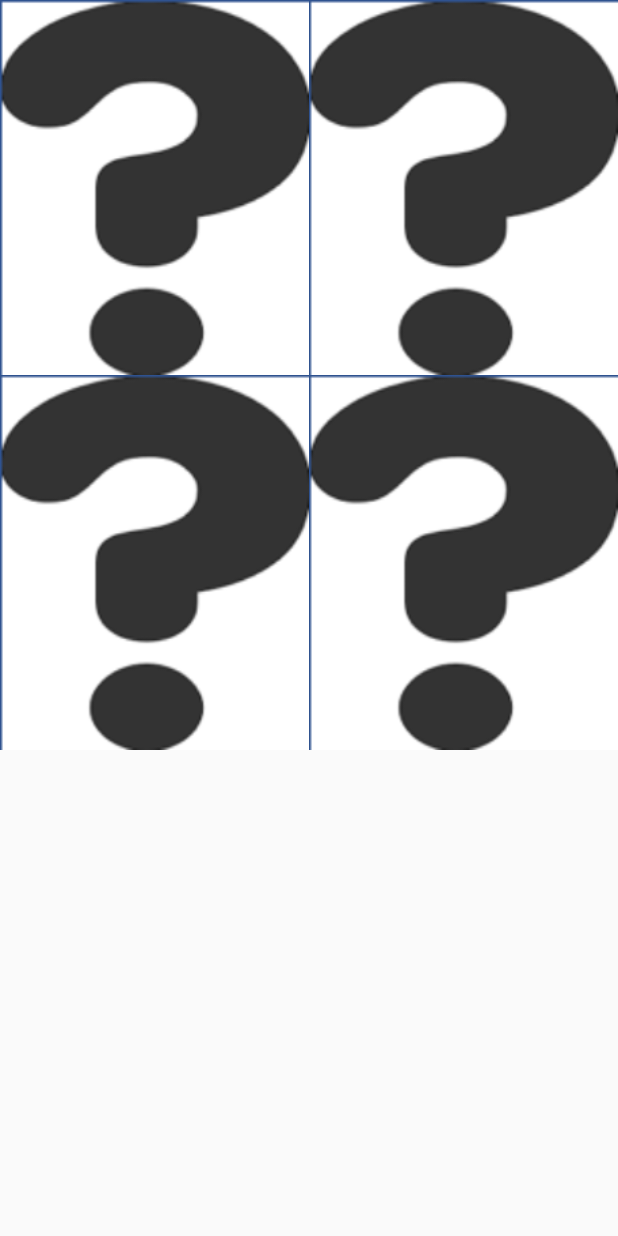
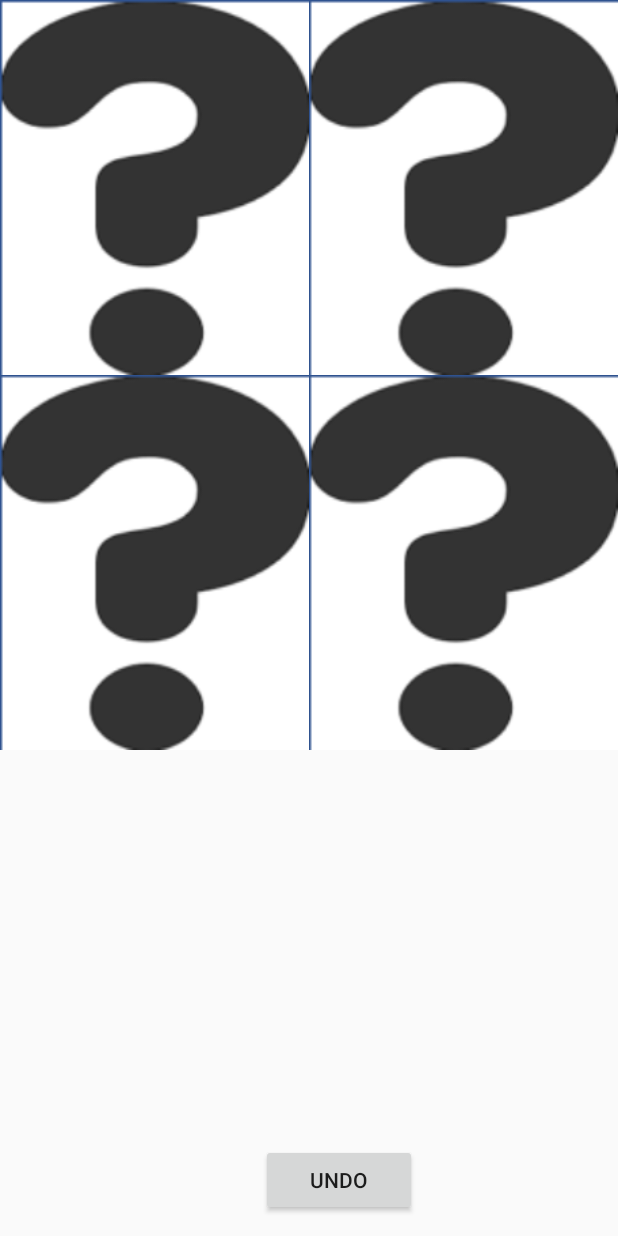
Before and after one commit to AlexPVA/Android_Project, an Android app: the MemoryChooseComplexity screen opened directly, with no data from a screen before it, after a tap on "2X2", on a phone screen of 412 x 824 dp. Run offline under Robolectric (Android 15) with nearby library versions, the phone set to English and light mode, and no system bars; our stand-ins replace Firebase (no records; nobody signed in at launch, a user with empty details on screens opened directly); 2 statements that could not run were skipped.

Commit message:
implemented undo for memory game

```diff
--- a/Phase2/GameCentre/app/src/main/java/csc207phase2/gamecentre/MemoryBoardManager.java
+++ b/Phase2/GameCentre/app/src/main/java/csc207phase2/gamecentre/MemoryBoardManager.java
@@ -111,6 +111,9 @@ public class MemoryBoardManager extends BoardManager {
         return memoryBoard;
     }
 
+
+    private int undoPosition;
+    public int undoAllowance = 3;
 
     /**
      * Manage a shuffled Memory Game board.
@@ -233,6 +236,7 @@ public class MemoryBoardManager extends BoardManager {
 
         if (getFirstTile() == null) {
             flipTile1(position);
+            undoPosition = position;
         } else if (getSecondTile() == null) {
             flipTile2(position);
             if (getFirstTile().equals(getSecondTile())) {
@@ -269,4 +273,11 @@ public class MemoryBoardManager extends BoardManager {
     MemoryBoard getBoard(){
         return memoryBoard;
     }
+
+
+    void undo(){
+    memoryBoard.flipTile(undoPosition);
+    undoAllowance --;
+    setFirstTile(null);
+    }
 }
--- a/Phase2/GameCentre/app/src/main/java/csc207phase2/gamecentre/MemoryGameActivity.java
+++ b/Phase2/GameCentre/app/src/main/java/csc207phase2/gamecentre/MemoryGameActivity.java
@@ -3,6 +3,8 @@ package csc207phase2.gamecentre;
 import android.content.SharedPreferences;
 import android.os.Bundle;
 import android.preference.PreferenceManager;
+import android.view.View;
+import android.widget.Button;
 
 /**
  * The game activity for the memory game.
@@ -30,22 +32,20 @@ public class MemoryGameActivity extends GameActivity {
     protected void onCreate(Bundle savedInstanceState) {
         super.onCreate(savedInstanceState);
         prefs = PreferenceManager.getDefaultSharedPreferences(this);
-        //addUndoButtonListener();
+        addUndoButtonListener();
 
     }
 
-//    /**
-//     * Activate the undo button.
-//     */
-//    private void addUndoButtonListener() {
-//    Button undoButton = findViewById(R.id.Undo);
-//     undoButton.setOnClickListener(new View.OnClickListener() {@Override
-//        public void onClick(View v) {
-//             if (!slidingTilesBoardManager.stepSaver.empty()){
-//             slidingTilesBoardManager.undo(slidingTilesBoardManager.stepSaver.undo());}
-//          }
-//       });
-//    }
+    private void addUndoButtonListener() {
+        Button undoButton = findViewById(R.id.MemoryUndo);
+        undoButton.setOnClickListener(new View.OnClickListener() {@Override
+        public void onClick(View v) {
+            if(memoryBoardManager.undoAllowance > 0){
+            if (memoryBoardManager.getFirstTile() != null && memoryBoardManager.getSecondTile() == null)
+            {memoryBoardManager.undo();} }
+        }
+        });
+   }
 
     @Override
     void setBoardManager(BoardManager m){
--- a/Phase2/GameCentre/app/src/main/res/layout/activity_main_memory.xml
+++ b/Phase2/GameCentre/app/src/main/res/layout/activity_main_memory.xml
@@ -5,6 +5,16 @@
     android:layout_width="match_parent"
     android:layout_height="match_parent"
     tools:context="csc207phase2.gamecentre.SlidingTilesActivity">
+
+    <Button
+        android:id="@+id/MemoryUndo"
+        android:layout_width="104dp"
+        android:layout_height="wrap_content"
+        android:layout_alignParentEnd="true"
+        android:layout_alignParentBottom="true"
+        android:layout_marginEnd="134dp"
+        android:layout_marginBottom="13dp"
+        android:text="Undo" />
 
     <csc207phase2.gamecentre.GestureDetectGridView xmlns:android="http://schemas.android.com/apk/res/android"
         xmlns:app="http://schemas.android.com/apk/res-auto"
```
Also changed, not shown: Phase2/GameCentre/app/src/main/java/csc207phase2/gamecentre/StepSaver.java (+11 -1 lines).
